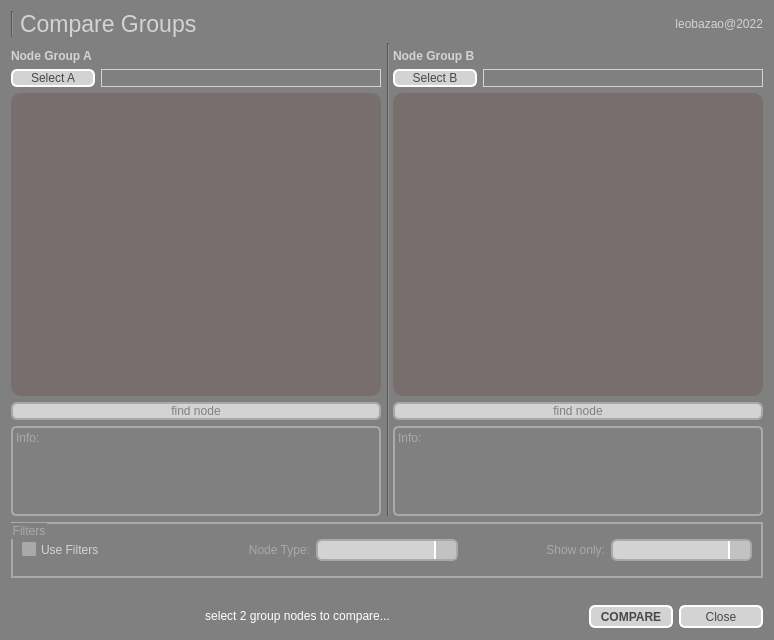
First picture: the form in package/harmony20/BirdoPack/ui/BD_CompareGroups.ui, repository otmbneto/BirdoApp, before the edit.
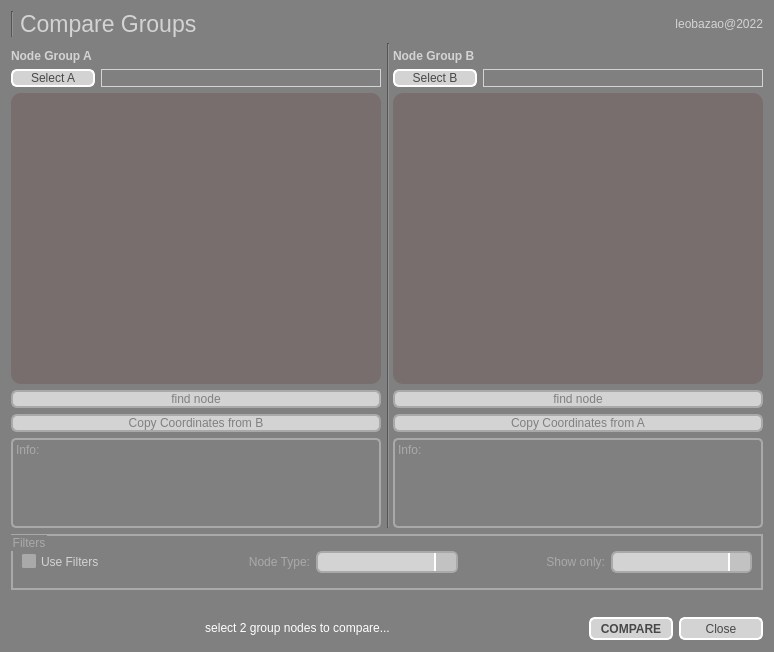
Second picture: the form after the edit.

Commit message: update CompareGroups tool with copyNOdeView coordinates

The edit to the form file:
```diff
--- a/package/harmony20/BirdoPack/ui/BD_CompareGroups.ui
+++ b/package/harmony20/BirdoPack/ui/BD_CompareGroups.ui
@@ -7,7 +7,7 @@
     <x>0</x>
     <y>0</y>
     <width>774</width>
-    <height>640</height>
+    <height>652</height>
    </rect>
   </property>
   <property name="windowTitle">
@@ -260,6 +260,20 @@
        </property>
       </widget>
      </item>
+     <item>
+      <widget class="QPushButton" name="pushCopyCoordA">
+       <property name="enabled">
+        <bool>false</bool>
+       </property>
+       <property name="toolTip">
+        <string>Copy all node positions in Nodeview from the other group.
+(only works if its a full match!)</string>
+       </property>
+       <property name="text">
+        <string>Copy Coordinates from B</string>
+       </property>
+      </widget>
+     </item>
      <item>
       <widget class="QLabel" name="labelInfoA">
        <property name="enabled">
@@ -397,6 +411,20 @@
        </property>
       </widget>
      </item>
+     <item>
+      <widget class="QPushButton" name="pushCopyCoordB">
+       <property name="enabled">
+        <bool>false</bool>
+       </property>
+       <property name="toolTip">
+        <string>Copy all node positions in Nodeview from the other group.
+(only works if its a full match!)</string>
+       </property>
+       <property name="text">
+        <string>Copy Coordinates from A</string>
+       </property>
+      </widget>
+     </item>
      <item>
       <widget class="QLabel" name="labelInfoB">
        <property name="enabled">
@@ -444,7 +472,7 @@
      </item>
     </layout>
    </item>
-   <item row="5" column="0" colspan="3">
+   <item row="6" column="0" colspan="3">
     <layout class="QHBoxLayout" name="horizontalLayout" stretch="0,0,0">
      <item>
       <widget class="QProgressBar" name="progressBar">
@@ -627,7 +655,7 @@
      </layout>
     </widget>
    </item>
-   <item row="4" column="0">
+   <item row="5" column="0" colspan="3">
     <spacer name="horizontalSpacer_2">
      <property name="orientation">
       <enum>Qt::Horizontal</enum>
```
The commit also changes 1 other file.
